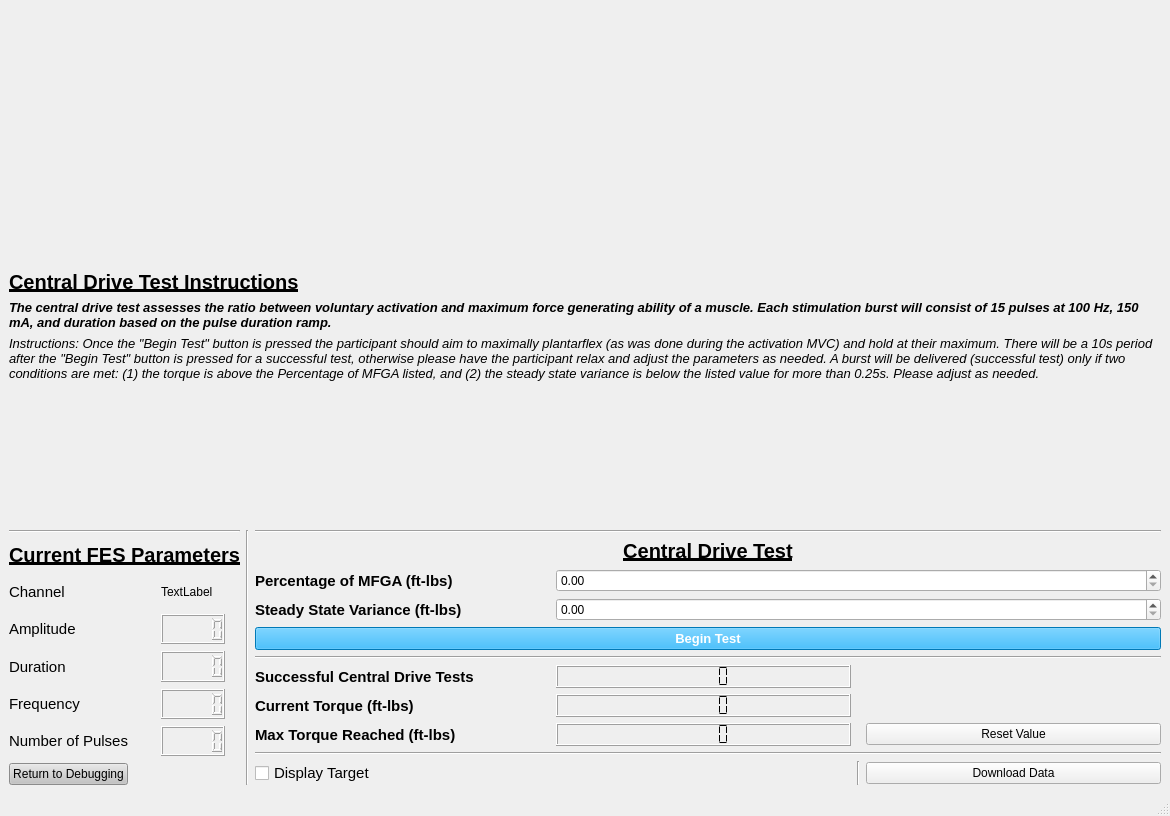
Above: resources/_CD_GUI_CDTest_Formed_Clinician.ui from jontalvarez/central-drive before the change. Below: the same form after it.
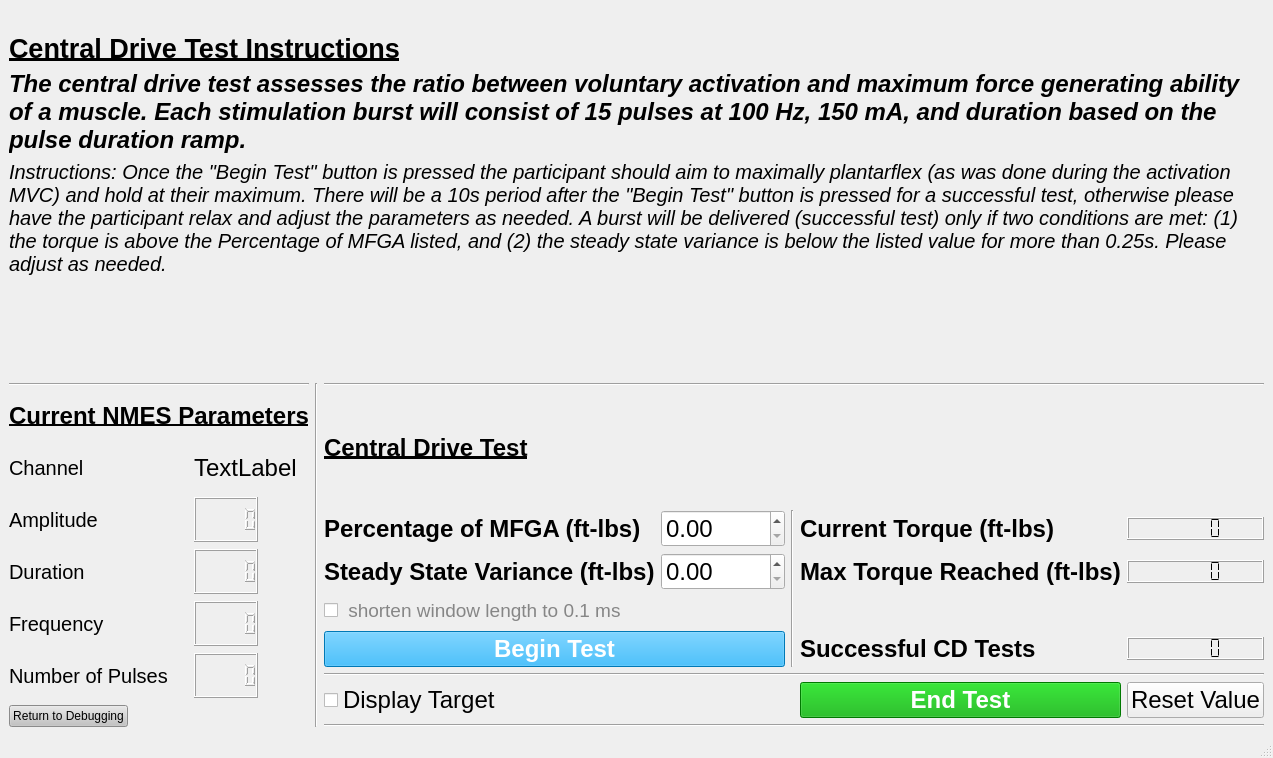
That is the form after the change.

Commit message: GUI changes based off feedback from clinicians at BU

What changed in the file:
```diff
--- a/resources/_CD_GUI_CDTest_Formed_Clinician.ui
+++ b/resources/_CD_GUI_CDTest_Formed_Clinician.ui
@@ -6,8 +6,8 @@
    <rect>
     <x>0</x>
     <y>0</y>
-    <width>1170</width>
-    <height>816</height>
+    <width>1273</width>
+    <height>758</height>
    </rect>
   </property>
   <property name="windowTitle">
@@ -27,238 +27,20 @@
         </property>
        </widget>
       </item>
-      <item row="2" column="2">
-       <layout class="QGridLayout" name="gridLayout_2">
-        <item row="9" column="0" colspan="4">
-         <widget class="Line" name="line_4">
-          <property name="orientation">
-           <enum>Qt::Horizontal</enum>
-          </property>
-         </widget>
-        </item>
-        <item row="3" column="0" colspan="4">
-         <widget class="Line" name="line_2">
-          <property name="orientation">
-           <enum>Qt::Horizontal</enum>
-          </property>
-         </widget>
-        </item>
-        <item row="12" column="0">
-         <widget class="QLabel" name="label_7">
+      <item row="0" column="0" colspan="3">
+       <layout class="QVBoxLayout" name="verticalLayout">
+        <item>
+         <widget class="QWidget" name="TorquePlot" native="true">
           <property name="sizePolicy">
-           <sizepolicy hsizetype="Preferred" vsizetype="Minimum">
+           <sizepolicy hsizetype="Preferred" vsizetype="Maximum">
             <horstretch>0</horstretch>
             <verstretch>0</verstretch>
            </sizepolicy>
-          </property>
-          <property name="font">
-           <font>
-            <pointsize>11</pointsize>
-            <weight>75</weight>
-            <bold>true</bold>
-           </font>
-          </property>
-          <property name="text">
-           <string>Max Torque Reached (ft-lbs)</string>
-          </property>
-         </widget>
-        </item>
-        <item row="5" column="0">
-         <widget class="QLabel" name="label_9">
-          <property name="font">
-           <font>
-            <pointsize>11</pointsize>
-            <weight>75</weight>
-            <bold>true</bold>
-           </font>
-          </property>
-          <property name="text">
-           <string>Percentage of MFGA (ft-lbs)</string>
-          </property>
-         </widget>
-        </item>
-        <item row="12" column="1">
-         <widget class="QLCDNumber" name="maxTorque_lcd">
-          <property name="sizePolicy">
-           <sizepolicy hsizetype="Minimum" vsizetype="Maximum">
-            <horstretch>0</horstretch>
-            <verstretch>0</verstretch>
-           </sizepolicy>
-          </property>
-          <property name="segmentStyle">
-           <enum>QLCDNumber::Flat</enum>
-          </property>
-         </widget>
-        </item>
-        <item row="10" column="0">
-         <widget class="QLabel" name="label_12">
-          <property name="sizePolicy">
-           <sizepolicy hsizetype="Preferred" vsizetype="Minimum">
-            <horstretch>0</horstretch>
-            <verstretch>0</verstretch>
-           </sizepolicy>
-          </property>
-          <property name="font">
-           <font>
-            <pointsize>11</pointsize>
-            <weight>75</weight>
-            <bold>true</bold>
-           </font>
-          </property>
-          <property name="text">
-           <string>Successful Central Drive Tests</string>
-          </property>
-         </widget>
-        </item>
-        <item row="6" column="0">
-         <widget class="QLabel" name="label_10">
-          <property name="font">
-           <font>
-            <pointsize>11</pointsize>
-            <weight>75</weight>
-            <bold>true</bold>
-           </font>
-          </property>
-          <property name="text">
-           <string>Steady State Variance (ft-lbs)</string>
-          </property>
-         </widget>
-        </item>
-        <item row="6" column="1" colspan="3">
-         <widget class="QDoubleSpinBox" name="variance_sp"/>
-        </item>
-        <item row="4" column="0" colspan="4">
-         <widget class="QLabel" name="label_13">
-          <property name="font">
-           <font>
-            <pointsize>15</pointsize>
-            <weight>75</weight>
-            <bold>true</bold>
-            <underline>true</underline>
-           </font>
-          </property>
-          <property name="text">
-           <string>Central Drive Test</string>
-          </property>
-          <property name="scaledContents">
-           <bool>false</bool>
-          </property>
-          <property name="alignment">
-           <set>Qt::AlignCenter</set>
-          </property>
-         </widget>
-        </item>
-        <item row="11" column="1">
-         <widget class="QLCDNumber" name="currentTorque_lcd">
-          <property name="sizePolicy">
-           <sizepolicy hsizetype="Minimum" vsizetype="Maximum">
-            <horstretch>0</horstretch>
-            <verstretch>0</verstretch>
-           </sizepolicy>
-          </property>
-          <property name="segmentStyle">
-           <enum>QLCDNumber::Flat</enum>
-          </property>
-         </widget>
-        </item>
-        <item row="13" column="0" colspan="4">
-         <widget class="Line" name="line_5">
-          <property name="orientation">
-           <enum>Qt::Horizontal</enum>
-          </property>
-         </widget>
-        </item>
-        <item row="7" column="0" colspan="4">
-         <widget class="QPushButton" name="beginTest_pb">
-          <property name="sizePolicy">
-           <sizepolicy hsizetype="Minimum" vsizetype="Fixed">
-            <horstretch>0</horstretch>
-            <verstretch>0</verstretch>
-           </sizepolicy>
-          </property>
-          <property name="font">
-           <font>
-            <pointsize>10</pointsize>
-            <weight>75</weight>
-            <bold>true</bold>
-           </font>
           </property>
           <property name="styleSheet">
-           <string notr="true">background-color: rgb(0, 170, 255);
-color: rgb(255, 255, 255);</string>
+           <string notr="true"/>
           </property>
-          <property name="text">
-           <string>Begin Test</string>
-          </property>
-         </widget>
-        </item>
-        <item row="14" column="3">
-         <widget class="QPushButton" name="download_pb">
-          <property name="text">
-           <string>Download Data</string>
-          </property>
-         </widget>
-        </item>
-        <item row="10" column="1">
-         <widget class="QLCDNumber" name="successfulTestCounter_lcd">
-          <property name="sizePolicy">
-           <sizepolicy hsizetype="Minimum" vsizetype="Maximum">
-            <horstretch>0</horstretch>
-            <verstretch>0</verstretch>
-           </sizepolicy>
-          </property>
-          <property name="segmentStyle">
-           <enum>QLCDNumber::Flat</enum>
-          </property>
-         </widget>
-        </item>
-        <item row="5" column="1" colspan="3">
-         <widget class="QDoubleSpinBox" name="mfga_sp"/>
-        </item>
-        <item row="11" column="0">
-         <widget class="QLabel" name="label_8">
-          <property name="sizePolicy">
-           <sizepolicy hsizetype="Preferred" vsizetype="Minimum">
-            <horstretch>0</horstretch>
-            <verstretch>0</verstretch>
-           </sizepolicy>
-          </property>
-          <property name="font">
-           <font>
-            <pointsize>11</pointsize>
-            <weight>75</weight>
-            <bold>true</bold>
-           </font>
-          </property>
-          <property name="text">
-           <string>Current Torque (ft-lbs)</string>
-          </property>
-         </widget>
-        </item>
-        <item row="14" column="0">
-         <widget class="QCheckBox" name="target_cb">
-          <property name="font">
-           <font>
-            <pointsize>11</pointsize>
-           </font>
-          </property>
-          <property name="text">
-           <string>Display Target</string>
-          </property>
-         </widget>
-        </item>
-        <item row="12" column="3">
-         <widget class="QPushButton" name="maxTorqueReset_pb">
-          <property name="text">
-           <string>Reset Value</string>
-          </property>
-         </widget>
-        </item>
-        <item row="14" column="2">
-         <widget class="Line" name="line_8">
-          <property name="orientation">
-           <enum>Qt::Vertical</enum>
-          </property>
+          <layout class="QHBoxLayout" name="horizontalLayout"/>
          </widget>
         </item>
        </layout>
@@ -281,7 +63,7 @@
           </property>
           <property name="font">
            <font>
-            <pointsize>11</pointsize>
+            <pointsize>15</pointsize>
            </font>
           </property>
           <property name="text">
@@ -299,7 +81,7 @@
           </property>
           <property name="font">
            <font>
-            <pointsize>11</pointsize>
+            <pointsize>15</pointsize>
             <italic>false</italic>
            </font>
           </property>
@@ -316,6 +98,11 @@
             <verstretch>0</verstretch>
            </sizepolicy>
           </property>
+          <property name="font">
+           <font>
+            <pointsize>18</pointsize>
+           </font>
+          </property>
           <property name="segmentStyle">
            <enum>QLCDNumber::Outline</enum>
           </property>
@@ -331,7 +118,7 @@
           </property>
           <property name="font">
            <font>
-            <pointsize>11</pointsize>
+            <pointsize>15</pointsize>
            </font>
           </property>
           <property name="text">
@@ -349,14 +136,14 @@
           </property>
           <property name="font">
            <font>
-            <pointsize>15</pointsize>
+            <pointsize>18</pointsize>
             <weight>75</weight>
             <bold>true</bold>
             <underline>true</underline>
            </font>
           </property>
           <property name="text">
-           <string>Current FES Parameters</string>
+           <string>Current NMES Parameters</string>
           </property>
           <property name="scaledContents">
            <bool>false</bool>
@@ -374,6 +161,11 @@
             <verstretch>0</verstretch>
            </sizepolicy>
           </property>
+          <property name="font">
+           <font>
+            <pointsize>18</pointsize>
+           </font>
+          </property>
           <property name="segmentStyle">
            <enum>QLCDNumber::Outline</enum>
           </property>
@@ -387,6 +179,11 @@
             <verstretch>0</verstretch>
            </sizepolicy>
           </property>
+          <property name="font">
+           <font>
+            <pointsize>18</pointsize>
+           </font>
+          </property>
           <property name="segmentStyle">
            <enum>QLCDNumber::Outline</enum>
           </property>
@@ -402,7 +199,7 @@
           </property>
           <property name="font">
            <font>
-            <pointsize>11</pointsize>
+            <pointsize>15</pointsize>
            </font>
           </property>
           <property name="text">
@@ -420,7 +217,7 @@
           </property>
           <property name="font">
            <font>
-            <pointsize>11</pointsize>
+            <pointsize>15</pointsize>
            </font>
           </property>
           <property name="text">
@@ -436,6 +233,11 @@
             <verstretch>0</verstretch>
            </sizepolicy>
           </property>
+          <property name="font">
+           <font>
+            <pointsize>18</pointsize>
+           </font>
+          </property>
           <property name="segmentStyle">
            <enum>QLCDNumber::Outline</enum>
           </property>
@@ -449,6 +251,11 @@
             <verstretch>0</verstretch>
            </sizepolicy>
           </property>
+          <property name="font">
+           <font>
+            <pointsize>18</pointsize>
+           </font>
+          </property>
           <property name="text">
            <string>TextLabel</string>
           </property>
@@ -482,18 +289,6 @@
         </item>
        </layout>
       </item>
-      <item row="0" column="0" colspan="3">
-       <layout class="QVBoxLayout" name="verticalLayout">
-        <item>
-         <widget class="QWidget" name="TorquePlot" native="true">
-          <property name="styleSheet">
-           <string notr="true"/>
-          </property>
-          <layout class="QHBoxLayout" name="horizontalLayout"/>
-         </widget>
-        </item>
-       </layout>
-      </item>
       <item row="1" column="0" colspan="3">
        <layout class="QFormLayout" name="formLayout_2">
         <item row="1" column="0" colspan="2">
@@ -506,7 +301,7 @@
           </property>
           <property name="font">
            <font>
-            <pointsize>10</pointsize>
+            <pointsize>18</pointsize>
             <weight>75</weight>
             <italic>true</italic>
             <bold>true</bold>
@@ -533,7 +328,7 @@
           </property>
           <property name="font">
            <font>
-            <pointsize>15</pointsize>
+            <pointsize>20</pointsize>
             <weight>75</weight>
             <bold>true</bold>
             <underline>true</underline>
@@ -554,7 +349,7 @@
           </property>
           <property name="font">
            <font>
-            <pointsize>10</pointsize>
+            <pointsize>15</pointsize>
             <italic>true</italic>
            </font>
           </property>
@@ -568,6 +363,311 @@
         </item>
        </layout>
       </item>
+      <item row="2" column="2">
+       <layout class="QGridLayout" name="gridLayout_2">
+        <item row="13" column="0">
+         <widget class="QCheckBox" name="target_cb">
+          <property name="font">
+           <font>
+            <pointsize>18</pointsize>
+           </font>
+          </property>
+          <property name="text">
+           <string>Display Target</string>
+          </property>
+         </widget>
+        </item>
+        <item row="8" column="5">
+         <widget class="QLCDNumber" name="successfulTestCounter_lcd">
+          <property name="sizePolicy">
+           <sizepolicy hsizetype="Minimum" vsizetype="Maximum">
+            <horstretch>0</horstretch>
+            <verstretch>0</verstretch>
+           </sizepolicy>
+          </property>
+          <property name="font">
+           <font>
+            <pointsize>18</pointsize>
+            <weight>75</weight>
+            <bold>true</bold>
+           </font>
+          </property>
+          <property name="frameShape">
+           <enum>QFrame::Box</enum>
+          </property>
+          <property name="frameShadow">
+           <enum>QFrame::Raised</enum>
+          </property>
+          <property name="segmentStyle">
+           <enum>QLCDNumber::Flat</enum>
+          </property>
+         </widget>
+        </item>
+        <item row="5" column="0">
+         <widget class="QLabel" name="label_9">
+          <property name="font">
+           <font>
+            <pointsize>18</pointsize>
+            <weight>75</weight>
+            <bold>true</bold>
+           </font>
+          </property>
+          <property name="text">
+           <string>Percentage of MFGA (ft-lbs)</string>
+          </property>
+         </widget>
+        </item>
+        <item row="4" column="0" colspan="2">
+         <widget class="QLabel" name="label_13">
+          <property name="font">
+           <font>
+            <pointsize>18</pointsize>
+            <weight>75</weight>
+            <bold>true</bold>
+            <underline>true</underline>
+           </font>
+          </property>
+          <property name="text">
+           <string>Central Drive Test</string>
+          </property>
+          <property name="scaledContents">
+           <bool>false</bool>
+          </property>
+         </widget>
+        </item>
+        <item row="14" column="0" colspan="6">
+         <widget class="Line" name="line_5">
+          <property name="orientation">
+           <enum>Qt::Horizontal</enum>
+          </property>
+         </widget>
+        </item>
+        <item row="13" column="5">
+         <widget class="QPushButton" name="maxTorqueReset_pb">
+          <property name="font">
+           <font>
+            <pointsize>18</pointsize>
+           </font>
+          </property>
+          <property name="text">
+           <string>Reset Value</string>
+          </property>
+         </widget>
+        </item>
+        <item row="5" column="3" rowspan="4">
+         <widget class="Line" name="line_6">
+          <property name="orientation">
+           <enum>Qt::Vertical</enum>
+          </property>
+         </widget>
+        </item>
+        <item row="6" column="5">
+         <widget class="QLCDNumber" name="maxTorque_lcd">
+          <property name="sizePolicy">
+           <sizepolicy hsizetype="Minimum" vsizetype="Maximum">
+            <horstretch>0</horstretch>
+            <verstretch>0</verstretch>
+           </sizepolicy>
+          </property>
+          <property name="font">
+           <font>
+            <pointsize>18</pointsize>
+           </font>
+          </property>
+          <property name="segmentStyle">
+           <enum>QLCDNumber::Flat</enum>
+          </property>
+         </widget>
+        </item>
+        <item row="13" column="4">
+         <widget class="QPushButton" name="download_pb">
+          <property name="font">
+           <font>
+            <pointsize>18</pointsize>
+            <weight>75</weight>
+            <bold>true</bold>
+           </font>
+          </property>
+          <property name="styleSheet">
+           <string notr="true">color: rgb(255, 255, 255);
+background-color: rgb(0, 170, 0);</string>
+          </property>
+          <property name="text">
+           <string>End Test</string>
+          </property>
+         </widget>
+        </item>
+        <item row="5" column="5">
+         <widget class="QLCDNumber" name="currentTorque_lcd">
+          <property name="sizePolicy">
+           <sizepolicy hsizetype="Minimum" vsizetype="Maximum">
+            <horstretch>0</horstretch>
+            <verstretch>0</verstretch>
+           </sizepolicy>
+          </property>
+          <property name="font">
+           <font>
+            <pointsize>18</pointsize>
+           </font>
+          </property>
+          <property name="segmentStyle">
+           <enum>QLCDNumber::Flat</enum>
+          </property>
+         </widget>
+        </item>
+        <item row="10" column="0" colspan="6">
+         <widget class="Line" name="line_4">
+          <property name="orientation">
+           <enum>Qt::Horizontal</enum>
+          </property>
+         </widget>
+        </item>
+        <item row="6" column="0">
+         <widget class="QLabel" name="label_10">
+          <property name="font">
+           <font>
+            <pointsize>18</pointsize>
+            <weight>75</weight>
+            <bold>true</bold>
+           </font>
+          </property>
+          <property name="text">
+           <string>Steady State Variance (ft-lbs)</string>
+          </property>
+         </widget>
+        </item>
+        <item row="8" column="0" colspan="3">
+         <widget class="QPushButton" name="beginTest_pb">
+          <property name="sizePolicy">
+           <sizepolicy hsizetype="Minimum" vsizetype="Fixed">
+            <horstretch>0</horstretch>
+            <verstretch>0</verstretch>
+           </sizepolicy>
+          </property>
+          <property name="font">
+           <font>
+            <pointsize>18</pointsize>
+            <weight>75</weight>
+            <bold>true</bold>
+           </font>
+          </property>
+          <property name="styleSheet">
+           <string notr="true">background-color: rgb(0, 170, 255);
+color: rgb(255, 255, 255);</string>
+          </property>
+          <property name="text">
+           <string>Begin Test</string>
+          </property>
+         </widget>
+        </item>
+        <item row="3" column="0" colspan="6">
+         <widget class="Line" name="line_2">
+          <property name="orientation">
+           <enum>Qt::Horizontal</enum>
+          </property>
+         </widget>
+        </item>
+        <item row="5" column="1" colspan="2">
+         <widget class="QDoubleSpinBox" name="mfga_sp">
+          <property name="font">
+           <font>
+            <pointsize>18</pointsize>
+           </font>
+          </property>
+          <property name="maximum">
+           <double>150.000000000000000</double>
+          </property>
+         </widget>
+        </item>
+        <item row="6" column="1" colspan="2">
+         <widget class="QDoubleSpinBox" name="variance_sp">
+          <property name="font">
+           <font>
+            <pointsize>18</pointsize>
+           </font>
+          </property>
+          <property name="singleStep">
+           <double>0.050000000000000</double>
+          </property>
+         </widget>
+        </item>
+        <item row="5" column="4">
+         <widget class="QLabel" name="label_8">
+          <property name="sizePolicy">
+           <sizepolicy hsizetype="Preferred" vsizetype="Minimum">
+            <horstretch>0</horstretch>
+            <verstretch>0</verstretch>
+           </sizepolicy>
+          </property>
+          <property name="font">
+           <font>
+            <pointsize>18</pointsize>
+            <weight>75</weight>
+            <bold>true</bold>
+           </font>
+          </property>
+          <property name="text">
+           <string>Current Torque (ft-lbs)</string>
+          </property>
+         </widget>
+        </item>
+        <item row="8" column="4">
+         <widget class="QLabel" name="label_12">
+          <property name="sizePolicy">
+           <sizepolicy hsizetype="Preferred" vsizetype="Minimum">
+            <horstretch>0</horstretch>
+            <verstretch>0</verstretch>
+           </sizepolicy>
+          </property>
+          <property name="font">
+           <font>
+            <pointsize>18</pointsize>
+            <weight>75</weight>
+            <bold>true</bold>
+           </font>
+          </property>
+          <property name="text">
+           <string>Successful CD Tests</string>
+          </property>
+         </widget>
+        </item>
+        <item row="6" column="4">
+         <widget class="QLabel" name="label_7">
+          <property name="sizePolicy">
+           <sizepolicy hsizetype="Preferred" vsizetype="Minimum">
+            <horstretch>0</horstretch>
+            <verstretch>0</verstretch>
+           </sizepolicy>
+          </property>
+          <property name="font">
+           <font>
+            <pointsize>18</pointsize>
+            <weight>75</weight>
+            <bold>true</bold>
+           </font>
+          </property>
+          <property name="text">
+           <string>Max Torque Reached (ft-lbs)</string>
+          </property>
+         </widget>
+        </item>
+        <item row="7" column="0" colspan="3">
+         <widget class="QCheckBox" name="windowLength_cb">
+          <property name="font">
+           <font>
+            <pointsize>14</pointsize>
+           </font>
+          </property>
+          <property name="styleSheet">
+           <string notr="true">color: rgb(134, 134, 134);</string>
+          </property>
+          <property name="text">
+           <string> shorten window length to 0.1 ms</string>
+          </property>
+         </widget>
+        </item>
+       </layout>
+      </item>
      </layout>
     </item>
    </layout>
@@ -577,8 +677,8 @@
     <rect>
      <x>0</x>
      <y>0</y>
-     <width>1170</width>
-     <height>26</height>
+     <width>1273</width>
+     <height>37</height>
     </rect>
    </property>
   </widget>
```
The commit also changes 4 other files.
